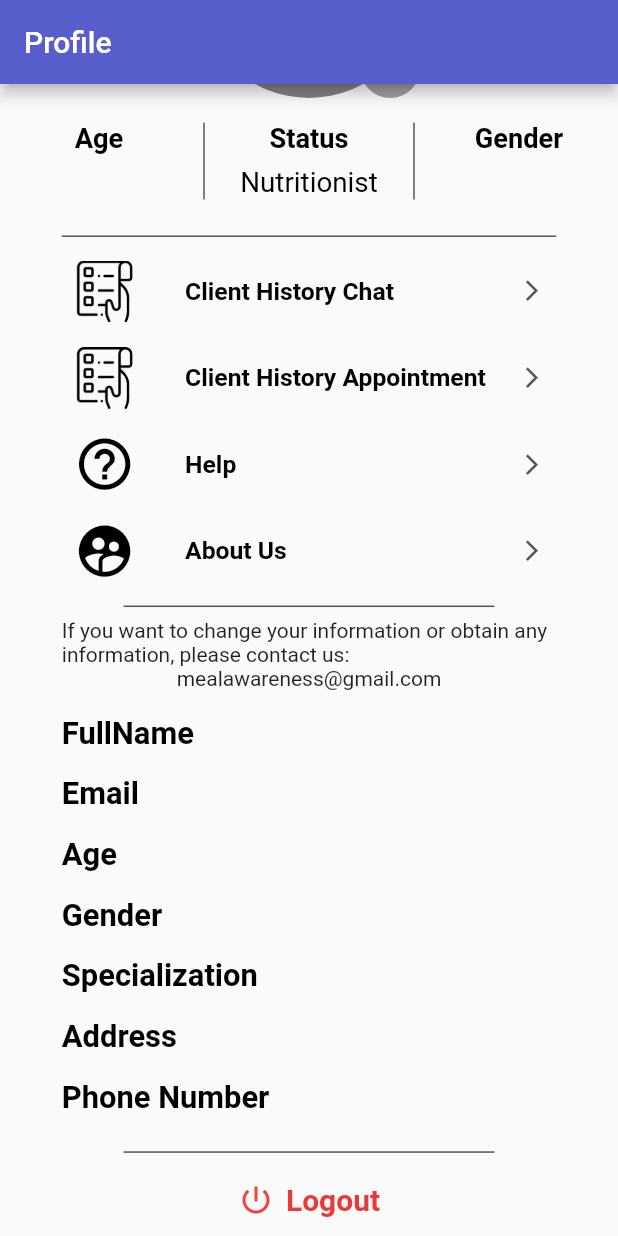
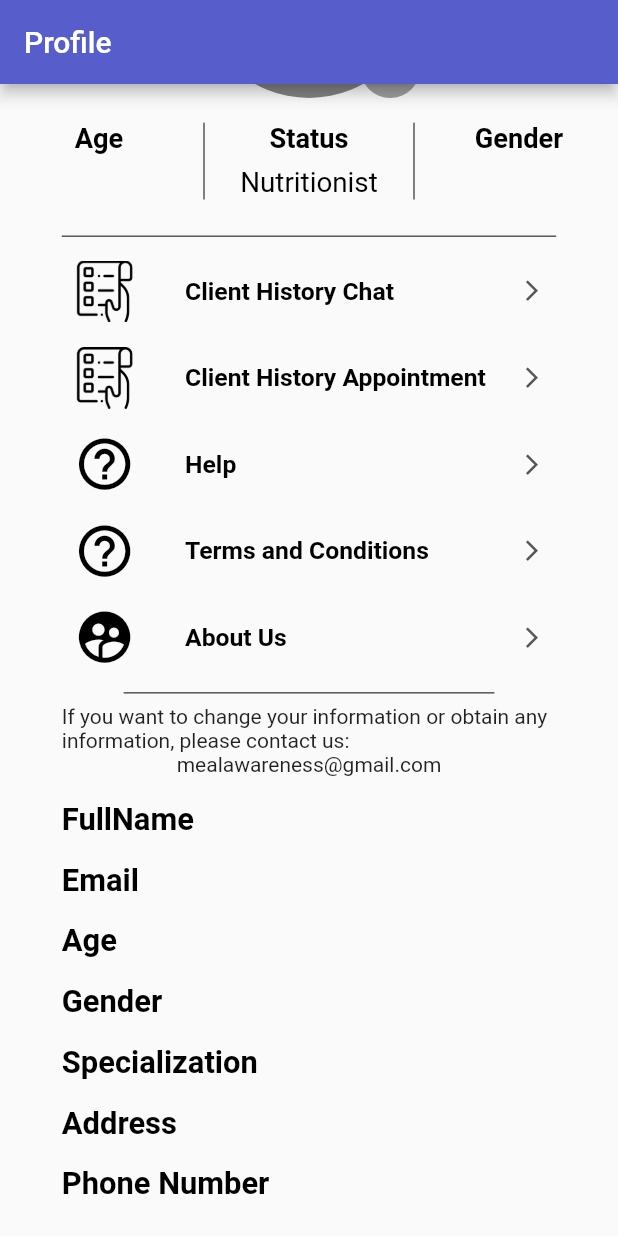
Before and after one commit to levynKwong/nutritionist-app, a Flutter app: the profileNutritionist screen opened directly, scrolled down 244 dp, on a phone screen of 412 x 824 dp. Run offline on Flutter 3.47's test engine with Material 2 defaults, Android fonts, the phone set to English and light mode, and no system bars; our stand-ins replace awesome_notifications, cloud_firestore, file_picker, firebase_auth, firebase_core, firebase_messaging and 7 more; missing offline and left inert: flutter_inappwebview; accounts and stored records are empty; network calls fail.

Commit message:
included terms and condition in profile page

```diff
--- a/lib/screen/home/profile/profilePage.dart
+++ b/lib/screen/home/profile/profilePage.dart
@@ -556,6 +556,8 @@
             FullName(height_, width_),
             SizedBox(height: height_ * 0.01),
             phonenumber(height_, width_),
+                 SizedBox(height: height_ * 0.01),
+            listEmail(height_, width_),
             listAge(height_, width_),
             listCountry(height_, width_),
             listGender(height_, width_),
@@ -566,7 +568,6 @@
             listActivityLevel(height_, width_),
             listBodyGoal(height_, width_),
             listDietaryPreference(height_, width_),
-            listEmail(height_, width_),
             SizedBox(height: height_ * 0.02),
             dividingLine2(width_, height_),
             logout(height_),
@@ -1932,7 +1933,7 @@
               _email,
               style: TextStyle(
                 fontSize: width_ * 0.04,
-                fontWeight: FontWeight.bold,
+
                 color: Colors.black,
               ),
             ),
--- a/lib/screen/nutritionist_home/profile/profileNutritionist.dart
+++ b/lib/screen/nutritionist_home/profile/profileNutritionist.dart
@@ -12,6 +12,7 @@
 import 'package:meal_aware/screen/customer_widget.dart/clientHistoryAppointment.dart';
 
 import 'package:meal_aware/screen/customer_widget.dart/navBar.dart';
+import 'package:meal_aware/screen/customer_widget.dart/termsAndContitionHelpPage.dart';
 
 import 'package:meal_aware/screen/customer_widget.dart/text.dart';
 import 'package:shared_preferences/shared_preferences.dart';
@@ -409,6 +410,53 @@
             ),
             TextButton(
               onPressed: () {
+                Navigator.push(
+                  context,
+                  MaterialPageRoute(
+                    builder: (context) => TermsAndConditionsInHelpPage(),
+                  ),
+                );
+              },
+              style: ButtonStyle(
+                fixedSize: MaterialStateProperty.all<Size>(
+                  Size(width_ * 0.8, height_ * 0.07),
+                ),
+              ),
+              child: Row(
+                children: [
+                  Icon(
+                    Icons.help_outline,
+                    size: width_ * 0.1,
+                    color: Colors.black,
+                  ),
+                  SizedBox(width: width_ * 0.08),
+                  Expanded(
+                    child: Align(
+                      alignment: Alignment.centerLeft,
+                      child: Text(
+                        'Terms and Conditions',
+                        style: TextStyle(
+                          fontSize: width_ * 0.04,
+                          fontWeight: FontWeight.bold,
+                          color: Colors.black,
+                        ),
+                      ),
+                    ),
+                  ),
+                  SizedBox(width: width_ * 0.07),
+                  Container(
+                    alignment: Alignment.centerRight,
+                    child: Icon(
+                      Icons.arrow_forward_ios,
+                      color: Color.fromARGB(255, 86, 86, 86),
+                      size: width_ * 0.04,
+                    ),
+                  ),
+                ],
+              ),
+            ),
+            TextButton(
+              onPressed: () {
                 // Navigator.push(
                 //   context,
                 //   MaterialPageRoute(
@@ -454,6 +502,7 @@
                 ],
               ),
             ),
+
             dividingLine2(width_, height_, 0),
             Text(
                 'If you want to change your information or obtain any information, please contact us:'),
@@ -820,7 +869,7 @@
             child: Text(
               _email,
               style: TextStyle(
-                fontSize: width_ * 0.04,
+                fontSize: width_ * 0.05,
                 fontWeight: FontWeight.bold,
                 color: Colors.black,
               ),
```
